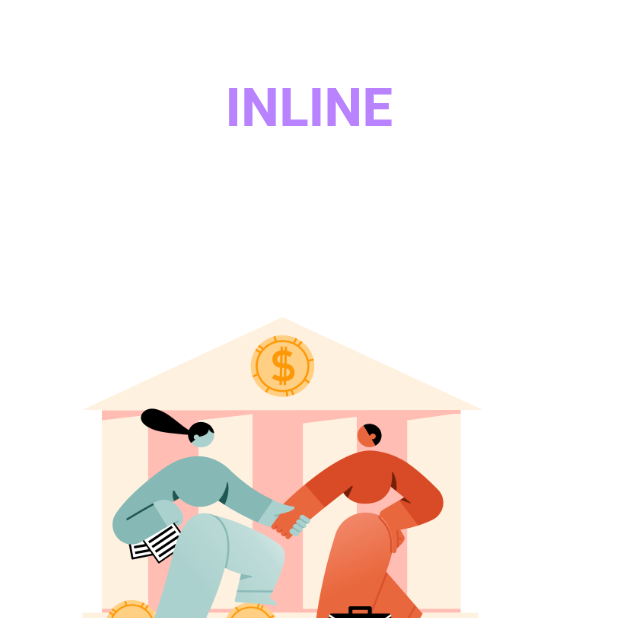
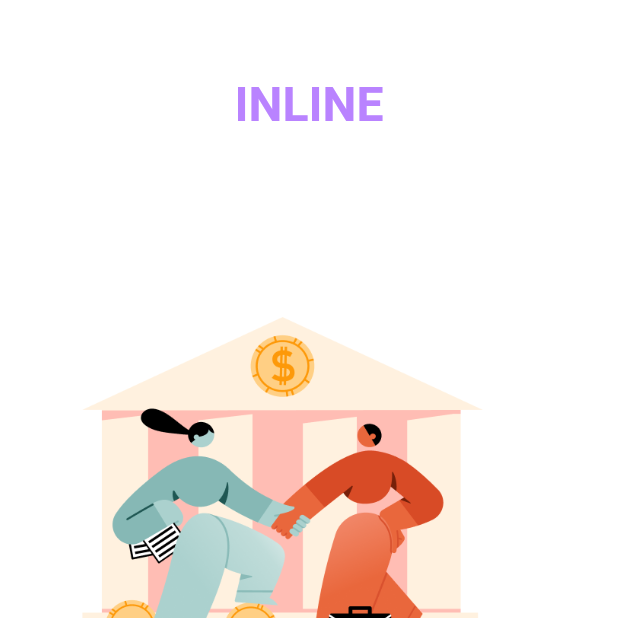
Before and after one commit to fikriyaeka/Capstone-Dicoding, a Flutter app: the screen it shows after launch, on a phone screen of 412 x 824 dp, the top half of it. Run offline on Flutter 3.47's test engine with Material 2 defaults, Android fonts, the light colour scheme and no system bars; drawn by our look-alikes of animated_text_kit; our stand-ins replace after_layout, shared_preferences, shimmer, sliding_up_panel.

Commit message:
Update OnBoarding

```diff
--- a/lib/pages/onboarding/onboarding.dart
+++ b/lib/pages/onboarding/onboarding.dart
@@ -1,3 +1,4 @@
+import 'package:animated_text_kit/animated_text_kit.dart';
 import 'package:capstone_dicoding/mediaquery/sizeconfig.dart';
 import 'package:capstone_dicoding/pages/home/home.dart';
 import 'package:capstone_dicoding/pages/onboarding/slider.dart';
@@ -46,14 +47,22 @@ class _OnBoardState extends State<OnBoard> {
                 height: responsiveHeight(50),
               ),
               Center(
-                child: Text(
-                  "INLINE",
-                  style: TextStyle(
+                  child: AnimatedTextKit(
+                animatedTexts: [
+                  TypewriterAnimatedText(
+                    'INLINE',
+                    textStyle: const TextStyle(
+                      fontSize: 32.0,
                       color: Color(0xFFB983FF),
-                      fontSize: 36,
-                      fontWeight: FontWeight.bold),
-                ),
-              ),
+                      fontWeight: FontWeight.bold,
+                    ),
+                    speed: const Duration(milliseconds: 1000),
+                  ),
+                ],
+                totalRepeatCount: 1,
+                displayFullTextOnTap: true,
+                stopPauseOnTap: true,
+              )),
             ],
           ),
           PageView.builder(
--- a/pubspec.yaml
+++ b/pubspec.yaml
@@ -17,6 +17,7 @@ dependencies:
   concentric_transition: ^1.0.1
   sliding_up_panel: ^2.0.0+1
   shimmer: ^2.0.0
+  animated_text_kit: ^4.2.1
 
 dev_dependencies:
   flutter_test:
```
Also changed, not shown: pubspec.lock.
